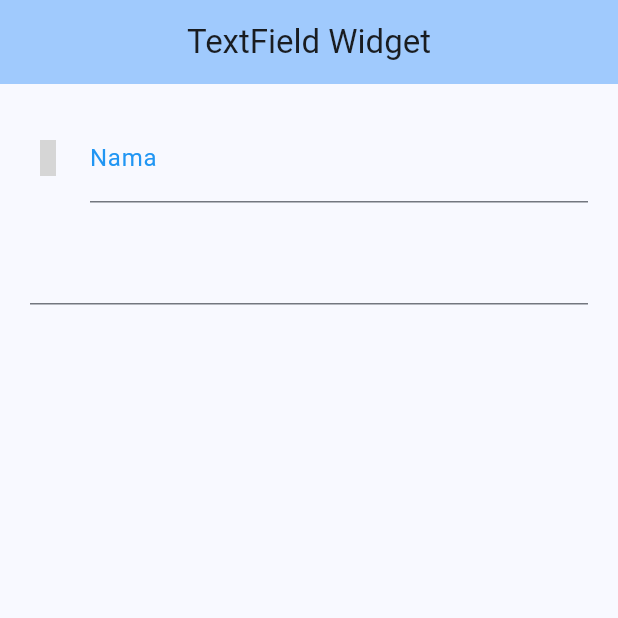
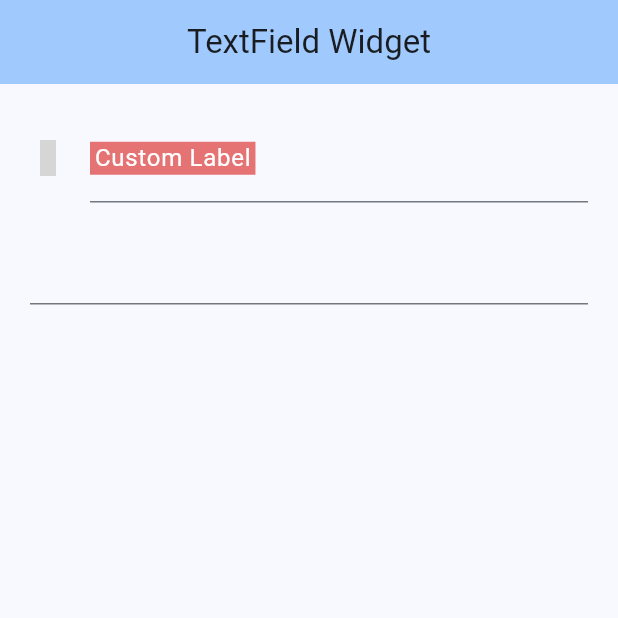
Before and after one commit to aulafirdaus/learn_flutter, a Flutter app: the screen it shows after launch, on a phone screen of 412 x 824 dp, the top half of it. Run offline on Flutter 3.47's test engine with Material 3 defaults, Android fonts, the phone set to English and light mode, and no system bars; our stand-ins replace material_design_icons_flutter; grey boxes are pictures that could not be loaded.

Commit message:
input: cara memberkan custom label

```diff
--- a/lib/home_view.dart
+++ b/lib/home_view.dart
@@ -29,12 +29,18 @@ class HomePage extends StatelessWidget {
               ],
               decoration: InputDecoration(
                 icon: Icon(MdiIcons.account),
-                labelText: 'Nama',
+                // labelText: 'Nama',
                 labelStyle: const TextStyle( // untuk memberikan style pada labelText nya
-                  color: Colors.blue,
+                  color: Colors.white,
                 ),
                 floatingLabelAlignment: FloatingLabelAlignment.center, //untuk membuat label pindah ke posisi tengah jika "center"
                 floatingLabelBehavior: FloatingLabelBehavior.auto, //floatingLabelBehavior untuk mengatur labelnya mau slalu diatas/auto/never.
+                label: Container( //label ini adalah kembaliannya widget jadi bebas diisi widget apa saja, dan biasanya label ini untuk custom label nya, jika ingin yang otomatis pakai yang labelText. jadi label dengan labelText itu berbeda.
+                  padding: const EdgeInsets.all(3),
+                  color: Colors.red.shade300,
+                    child: const Text('Custom Label'),
+
+                ),
                 hintText: 'Masukkan Nama Depan', //hintText untuk memberikan placeholder seperti diweb
                 hintStyle: const TextStyle(
                   color: Colors.red,
```
